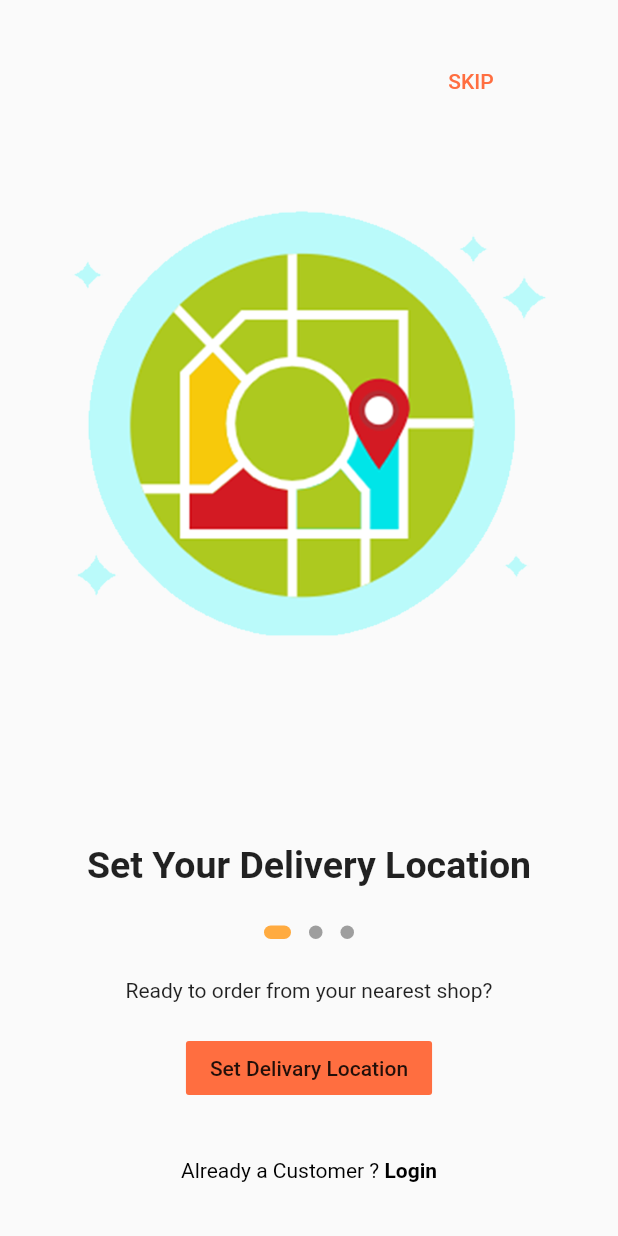
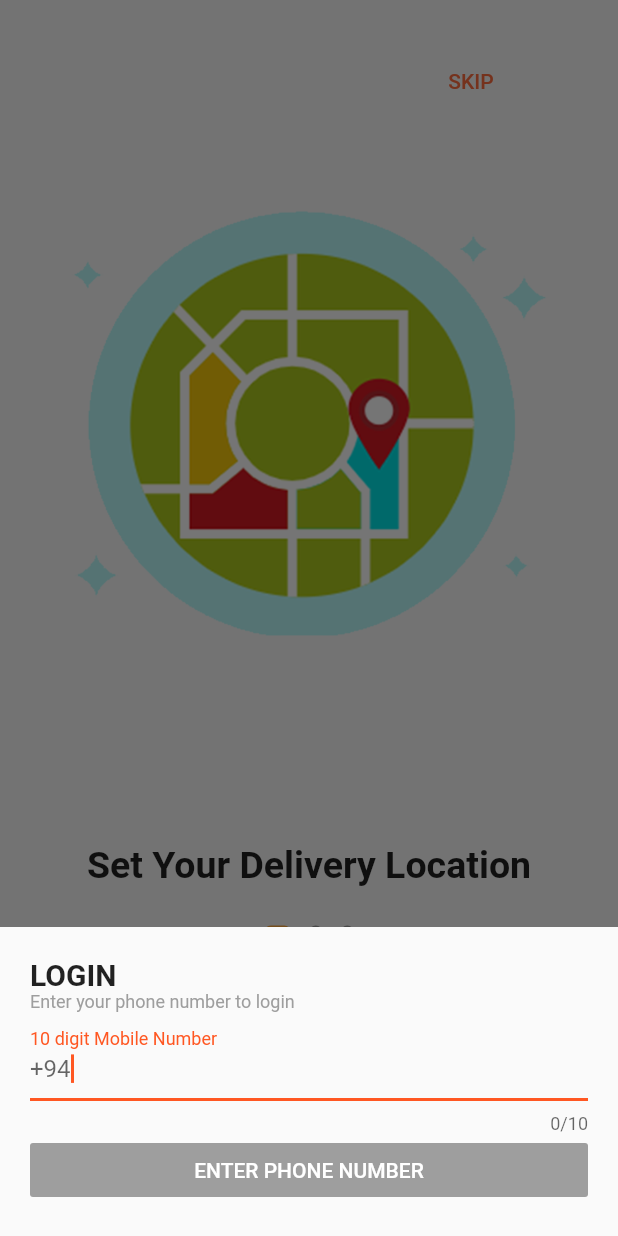
Before and after one commit to pramod423/grocery_app, a Flutter app: the screen it shows after launch, after a tap on an icon or button, on a phone screen of 412 x 824 dp. Run offline on Flutter 3.47's test engine with Material 2 defaults, Android fonts, the phone set to English and light mode, and no system bars; drawn by our look-alikes of dots_indicator.

Commit message:
phone authontication

```diff
--- a/grocery_app/lib/main.dart
+++ b/grocery_app/lib/main.dart
@@ -14,7 +14,7 @@ class MyApp extends StatelessWidget {
       debugShowCheckedModeBanner: false,
       title: 'Flutter Demo',
       theme: ThemeData(
-        primarySwatch: Colors.blue,
+        primarySwatch: Colors.deepOrange,
       ),
       home: SplashScreen(),
     );
--- a/grocery_app/lib/screens/welcome_Screen.dart
+++ b/grocery_app/lib/screens/welcome_Screen.dart
@@ -2,6 +2,75 @@ import 'package:flutter/material.dart';
 import 'package:grocery_app/screens/onboard_screen.dart';
 
 class WelcomeScreen extends StatelessWidget {
+  bool _validPhoneNumber = false;
+  void showBottomSheet(context) {
+    showModalBottomSheet(
+        context: context,
+        builder: (context) =>
+            StatefulBuilder(builder: (context, StateSetter mystate) {
+              return Container(
+                child: Padding(
+                  padding: const EdgeInsets.all(20.0),
+                  child: SingleChildScrollView(
+                    child: Column(
+                      crossAxisAlignment: CrossAxisAlignment.start,
+                      children: [
+                        Text(
+                          'LOGIN',
+                          style: TextStyle(
+                              fontSize: 20, fontWeight: FontWeight.bold),
+                        ),
+                        Text(
+                          'Enter your phone number to login',
+                          style: TextStyle(fontSize: 12, color: Colors.grey),
+                        ),
+                        TextField(
+                          decoration: InputDecoration(
+                              prefixText: '+94',
+                              labelText: '10 digit Mobile Number'),
+                          autofocus: true,
+                          keyboardType: TextInputType.phone,
+                          maxLength: 10,
+                          onChanged: (value) {
+                            if (value.length == 10) {
+                              mystate(() {
+                                _validPhoneNumber = true;
+                              });
+                            } else {
+                              mystate(() {
+                                _validPhoneNumber = false;
+                              });
+                            }
+                          },
+                        ),
+                        Row(
+                          children: [
+                            Expanded(
+                              child: AbsorbPointer(
+                                absorbing: _validPhoneNumber ? false : true,
+                                child: FlatButton(
+                                    color: _validPhoneNumber
+                                        ? Theme.of(context).primaryColor
+                                        : Colors.grey,
+                                    onPressed: () {},
+                                    child: Text(
+                                      _validPhoneNumber
+                                          ? 'CONTINUE'
+                                          : 'ENTER PHONE NUMBER',
+                                      style: TextStyle(color: Colors.white),
+                                    )),
+                              ),
+                            )
+                          ],
+                        )
+                      ],
+                    ),
+                  ),
+                ),
+              );
+            }));
+  }
+
   @override
   Widget build(BuildContext context) {
     return Scaffold(
@@ -34,7 +103,9 @@ class WelcomeScreen extends StatelessWidget {
                   height: 20,
                 ),
                 FlatButton(
-                    onPressed: () {},
+                    onPressed: () {
+                      showBottomSheet(context);
+                    },
                     child: RichText(
                         text: TextSpan(
                             text: 'Already a Customer ?',
```
